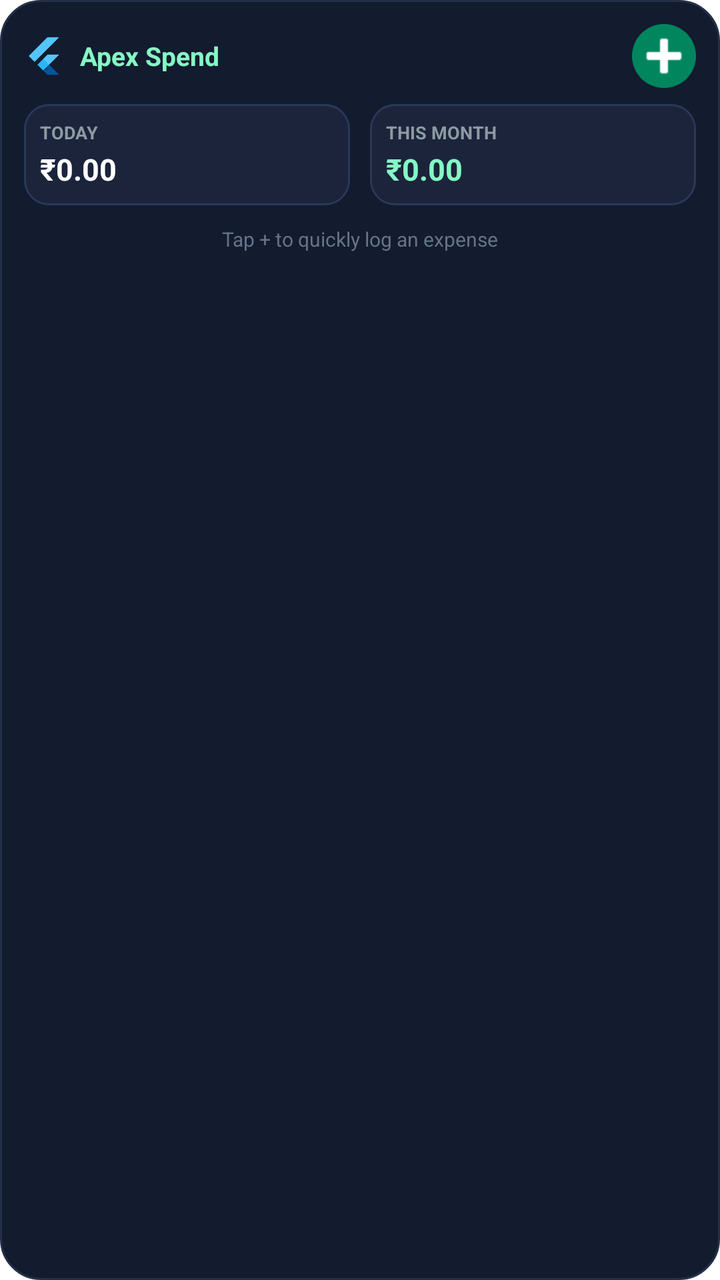
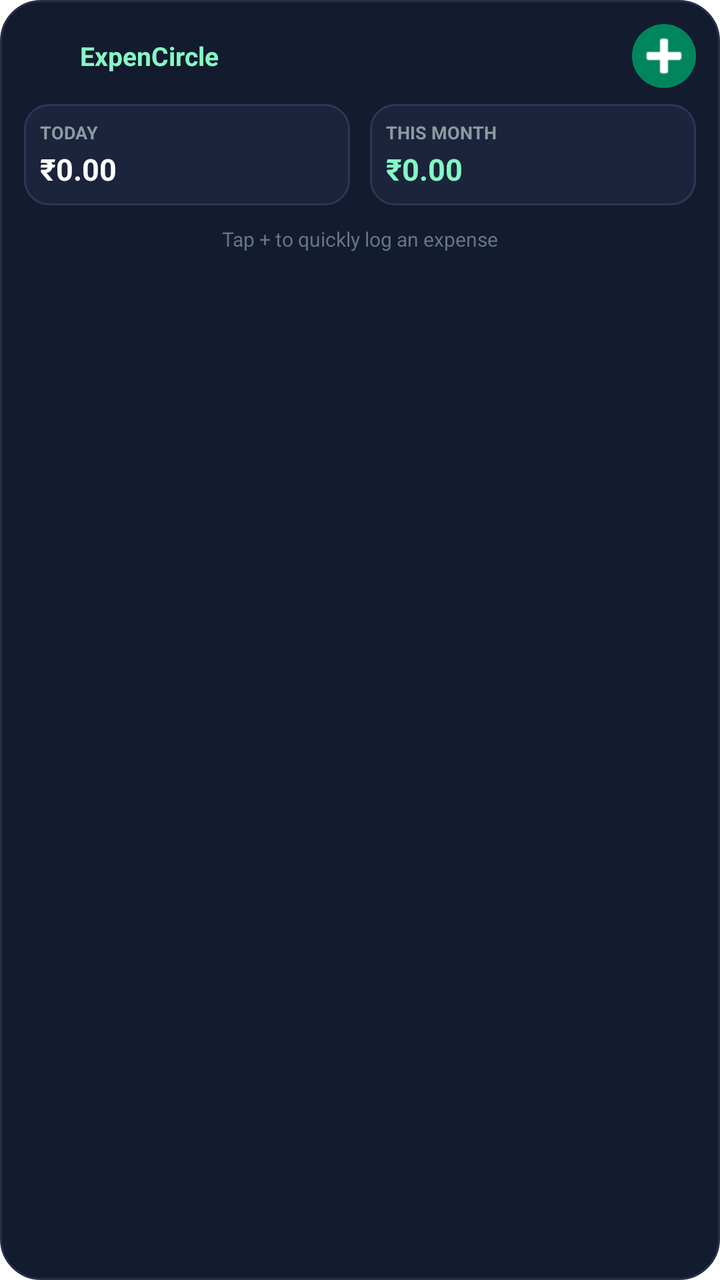

Compare the two renders of this Android layout. The source of the first and the diff that turns it into the second are given below.
<!-- AndroidManifest.xml: fallback theme Theme.MaterialComponents.DayNight.NoActionBar -->
<!-- res/layout/widget_expense.xml -->
<?xml version="1.0" encoding="utf-8"?>
<RelativeLayout xmlns:android="http://schemas.android.com/apk/res/android"
    android:id="@+id/widget_root"
    android:layout_width="match_parent"
    android:layout_height="match_parent"
    android:background="@drawable/widget_card_bg"
    android:padding="12dp">

    
    <LinearLayout
        android:id="@+id/layout_header"
        android:layout_width="match_parent"
        android:layout_height="wrap_content"
        android:orientation="horizontal"
        android:gravity="center_vertical">

        <ImageView
            android:id="@+id/iv_widget_logo"
            android:layout_width="20dp"
            android:layout_height="20dp"
            android:src="@mipmap/ic_launcher"
            android:contentDescription="Apex Spend Logo" />

        <TextView
            android:id="@+id/tv_widget_title"
            android:layout_width="0dp"
            android:layout_height="wrap_content"
            android:layout_weight="1"
            android:layout_marginStart="8dp"
            android:text="Apex Spend"
            android:textColor="#85F8C4"
            android:textSize="13sp"
            android:textStyle="bold" />

        
        <ImageButton
            android:id="@+id/btn_widget_quick_add"
            android:layout_width="32dp"
            android:layout_height="32dp"
            android:background="@drawable/widget_add_btn"
            android:src="@android:drawable/ic_input_add"
            android:tint="#FFFFFF"
            android:scaleType="centerInside"
            android:contentDescription="Quick Add Expense" />
    </LinearLayout>

    
    <LinearLayout
        android:id="@+id/layout_stats"
        android:layout_width="match_parent"
        android:layout_height="wrap_content"
        android:layout_below="@id/layout_header"
        android:layout_marginTop="8dp"
        android:orientation="horizontal">

        
        <LinearLayout
            android:id="@+id/box_today"
            android:layout_width="0dp"
            android:layout_height="wrap_content"
            android:layout_weight="1"
            android:layout_marginEnd="5dp"
            android:background="@drawable/widget_stat_box"
            android:padding="8dp"
            android:orientation="vertical">

            <TextView
                android:layout_width="wrap_content"
                android:layout_height="wrap_content"
                android:text="TODAY"
                android:textColor="#8C9BA2"
                android:textSize="9sp"
                android:textStyle="bold" />

            <TextView
                android:id="@+id/tv_widget_today"
                android:layout_width="wrap_content"
                android:layout_height="wrap_content"
                android:layout_marginTop="2dp"
                android:text="₹0.00"
                android:textColor="#FFFFFF"
                android:textSize="15sp"
                android:textStyle="bold" />
        </LinearLayout>

        
        <LinearLayout
            android:id="@+id/box_month"
            android:layout_width="0dp"
            android:layout_height="wrap_content"
            android:layout_weight="1"
            android:layout_marginStart="5dp"
            android:background="@drawable/widget_stat_box"
            android:padding="8dp"
            android:orientation="vertical">

            <TextView
                android:layout_width="wrap_content"
                android:layout_height="wrap_content"
                android:text="THIS MONTH"
                android:textColor="#8C9BA2"
                android:textSize="9sp"
                android:textStyle="bold" />

            <TextView
                android:id="@+id/tv_widget_month"
                android:layout_width="wrap_content"
                android:layout_height="wrap_content"
                android:layout_marginTop="2dp"
                android:text="₹0.00"
                android:textColor="#85F8C4"
                android:textSize="15sp"
                android:textStyle="bold" />
        </LinearLayout>
    </LinearLayout>

    
    <LinearLayout
        android:id="@+id/layout_recent_txns"
        android:layout_width="match_parent"
        android:layout_height="wrap_content"
        android:layout_below="@id/layout_stats"
        android:layout_marginTop="8dp"
        android:orientation="vertical">

        
        <LinearLayout
            android:id="@+id/row_recent_1"
            android:layout_width="match_parent"
            android:layout_height="wrap_content"
            android:orientation="horizontal"
            android:gravity="center_vertical"
            android:visibility="gone"
            android:layout_marginBottom="4dp">

            <TextView
                android:id="@+id/tv_cat_1"
                android:layout_width="0dp"
                android:layout_height="wrap_content"
                android:layout_weight="1"
                android:text="Food &amp; Dining"
                android:textColor="#CBD5E1"
                android:textSize="11sp"
                android:singleLine="true" />

            <TextView
                android:id="@+id/tv_amount_1"
                android:layout_width="wrap_content"
                android:layout_height="wrap_content"
                android:text="-₹0.00"
                android:textColor="#FF8A80"
                android:textSize="11sp"
                android:textStyle="bold" />
        </LinearLayout>

        
        <LinearLayout
            android:id="@+id/row_recent_2"
            android:layout_width="match_parent"
            android:layout_height="wrap_content"
            android:orientation="horizontal"
            android:gravity="center_vertical"
            android:visibility="gone">

            <TextView
                android:id="@+id/tv_cat_2"
                android:layout_width="0dp"
                android:layout_height="wrap_content"
                android:layout_weight="1"
                android:text="Transport"
                android:textColor="#CBD5E1"
                android:textSize="11sp"
                android:singleLine="true" />

            <TextView
                android:id="@+id/tv_amount_2"
                android:layout_width="wrap_content"
                android:layout_height="wrap_content"
                android:text="-₹0.00"
                android:textColor="#FF8A80"
                android:textSize="11sp"
                android:textStyle="bold" />
        </LinearLayout>

        
        <TextView
            android:id="@+id/tv_widget_empty"
            android:layout_width="match_parent"
            android:layout_height="wrap_content"
            android:text="Tap + to quickly log an expense"
            android:textColor="#64748B"
            android:textSize="10sp"
            android:gravity="center"
            android:paddingTop="2dp" />
    </LinearLayout>

</RelativeLayout>
<!-- resources referenced by this layout -->
<resources>
  <!-- drawable widget_add_btn (drawable) -->
  <?xml version="1.0" encoding="utf-8"?>
  <shape xmlns:android="http://schemas.android.com/apk/res/android"
      android:shape="oval">
      <solid android:color="#00855D" />
  </shape>
  <!-- drawable widget_card_bg (drawable) -->
  <?xml version="1.0" encoding="utf-8"?>
  <shape xmlns:android="http://schemas.android.com/apk/res/android"
      android:shape="rectangle">
      <solid android:color="#131B2E" />
      <corners android:radius="20dp" />
      <stroke
          android:width="1dp"
          android:color="#24304A" />
  </shape>
  <!-- drawable widget_stat_box (drawable) -->
  <?xml version="1.0" encoding="utf-8"?>
  <shape xmlns:android="http://schemas.android.com/apk/res/android"
      android:shape="rectangle">
      <solid android:color="#1B243B" />
      <corners android:radius="12dp" />
      <stroke
          android:width="1dp"
          android:color="#2A3858" />
  </shape>
  <!-- mipmap ic_launcher: png bitmap (mipmap-hdpi, 544 bytes) -->
</resources>

<!-- the commit's change to res/layout/widget_expense.xml (unified diff, before → after) -->
@@ -19,7 +19,7 @@
             android:layout_width="20dp"
             android:layout_height="20dp"
             android:src="@mipmap/ic_launcher"
-            android:contentDescription="Apex Spend Logo" />
+            android:contentDescription="ExpenCircle Logo" />
 
         <TextView
             android:id="@+id/tv_widget_title"
@@ -27,7 +27,7 @@
             android:layout_height="wrap_content"
             android:layout_weight="1"
             android:layout_marginStart="8dp"
-            android:text="Apex Spend"
+            android:text="ExpenCircle"
             android:textColor="#85F8C4"
             android:textSize="13sp"
             android:textStyle="bold" />
<!-- resource entries referenced after the edit -->
@@ -26,6 +26,11 @@
           android:width="1dp"
           android:color="#2A3858" />
   </shape>
-  <!-- mipmap ic_launcher: png bitmap (mipmap-hdpi, 544 bytes) -->
+  <!-- mipmap ic_launcher (mipmap-anydpi-v26) -->
+  <adaptive-icon xmlns:android="http://schemas.android.com/apk/res/android">
+    <background android:drawable="@color/ic_launcher_background"/>
+    <foreground android:drawable="@mipmap/ic_launcher_foreground"/>
+  </adaptive-icon>
+  <color name="ic_launcher_background">#ffffff</color>
 </resources>
 
